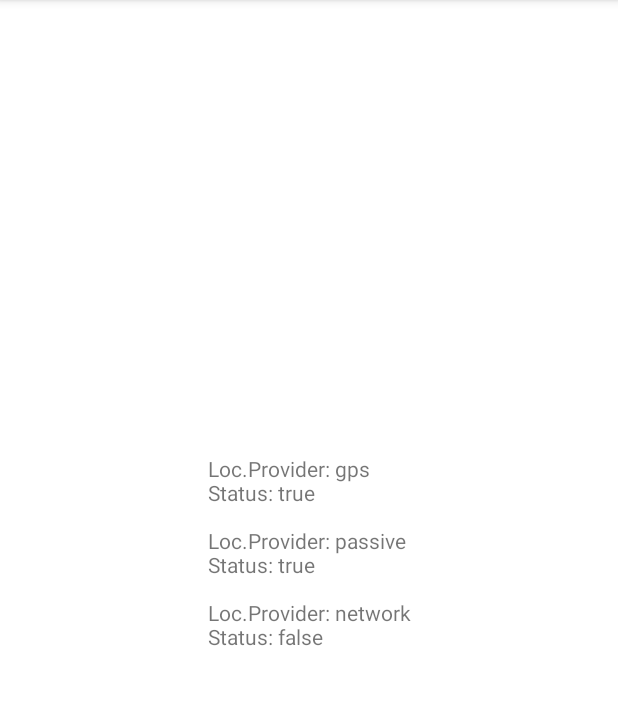
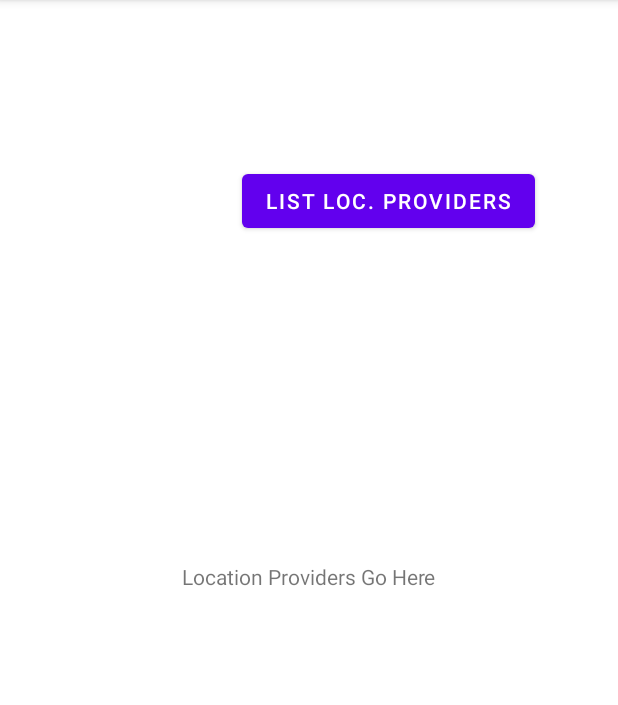
Before and after one commit to ParkJH106/LocProviderList, an Android app: the screen it shows after launch (LocProviderListActivity), on a phone screen of 412 x 824 dp, the part 84-789 px from its top. Run offline under Robolectric (Android 15) with nearby library versions, the phone set to English and light mode, and no system bars.

Commit message:
added button

```diff
--- a/app/src/main/java/kr/ac/smu/smart0356/locproviderlist/LocProviderListActivity.java
+++ b/app/src/main/java/kr/ac/smu/smart0356/locproviderlist/LocProviderListActivity.java
@@ -4,14 +4,17 @@ import androidx.appcompat.app.AppCompatActivity;
 
 import android.location.LocationManager;
 import android.os.Bundle;
+import android.view.View;
+import android.widget.Button;
 import android.widget.TextView;
 
 import java.util.List;
 
-public class LocProviderListActivity extends AppCompatActivity {
+public class LocProviderListActivity extends AppCompatActivity implements View.OnClickListener{
     TextView mTextView;
     LocationManager locMgr;
     List<String> locProviders;
+    Button mbutton;
 
     @Override
     protected void onCreate(Bundle savedInstanceState) {
@@ -19,8 +22,15 @@ public class LocProviderListActivity extends AppCompatActivity {
         setContentView(R.layout.activity_main);
 
         mTextView = findViewById(R.id.txtOutput);
+        mbutton = findViewById(R.id.button);
         locMgr = (LocationManager) getSystemService((LOCATION_SERVICE));
 
+        mbutton.setOnClickListener(this);
+
+
+    }
+    @Override
+    public void onClick(View v) {
         locProviders = locMgr.getAllProviders();
         String s = "";
         for(int i = 0; i < locProviders.size(); i++) {
--- a/app/src/main/res/layout/activity_main.xml
+++ b/app/src/main/res/layout/activity_main.xml
@@ -7,13 +7,23 @@
     tools:context=".LocProviderListActivity">
 
     <TextView
+        android:id="@+id/txtOutput"
         android:layout_width="wrap_content"
         android:layout_height="wrap_content"
-        android:id="@+id/txtOutput"
         android:text="Location Providers Go Here"
         app:layout_constraintBottom_toBottomOf="parent"
         app:layout_constraintLeft_toLeftOf="parent"
         app:layout_constraintRight_toRightOf="parent"
         app:layout_constraintTop_toTopOf="parent" />
 
+    <Button
+        android:id="@+id/button"
+        android:layout_width="wrap_content"
+        android:layout_height="wrap_content"
+        android:layout_marginTop="110dp"
+        android:layout_marginEnd="55dp"
+        android:text="list loc. providers"
+        app:layout_constraintEnd_toEndOf="parent"
+        app:layout_constraintTop_toTopOf="parent" />
+
 </androidx.constraintlayout.widget.ConstraintLayout>
```
